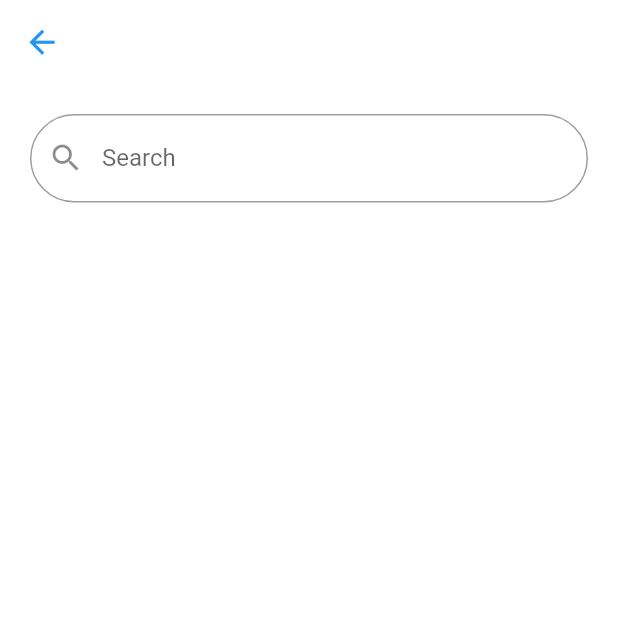
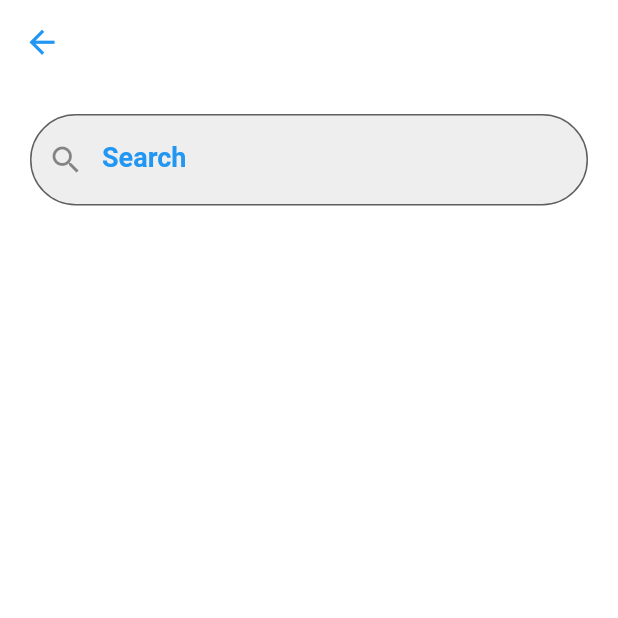
Before and after one commit to Marco-Nagy/New_News, a Flutter app: the screen it shows after launch, after a tap on the "search" icon, on a phone screen of 412 x 824 dp, the top half of it. Run offline on Flutter 3.47's test engine with Material 2 defaults, Android fonts, the phone set to English and light mode, and no system bars; our stand-ins replace dio, flutter_bloc, hexcolor, shared_preferences, webview_flutter; network calls fail.

Commit message:
Handling search_screen Colors

```diff
--- a/lib/components.dart
+++ b/lib/components.dart
@@ -18,7 +18,7 @@ Widget myNewsListView(List<dynamic> newsList) {
                 color: Theme.of(context).cardTheme.color,
               ),
               child: InkWell(
-                onTap: (){
+                onTap: () {
                   navigateTo(context, WebViewScreen(newsList[index]['url']));
                 },
                 child: Row(
@@ -30,8 +30,8 @@ Widget myNewsListView(List<dynamic> newsList) {
                           borderRadius: BorderRadius.circular(10),
                           color: Colors.grey.shade300,
                           image: DecorationImage(
-                            image:
-                                NetworkImage(newsList[index]['urlToImage'] ?? ""),
+                            image: NetworkImage(
+                                newsList[index]['urlToImage'] ?? ""),
                             fit: BoxFit.cover,
                           )),
                     ),
@@ -63,13 +63,17 @@ Widget myNewsListView(List<dynamic> newsList) {
                 ),
               ),
             );
-          }, separatorBuilder: (BuildContext context, int index)=>
-      Divider(height: 5,thickness:0.5 ,color: Colors.teal,),
+          },
+          separatorBuilder: (BuildContext context, int index) => Divider(
+            height: 5,
+            thickness: 0.5,
+            color: Colors.teal,
+          ),
         );
-
 }
 
-Widget defaultTextField({
+Widget defaultTextField(
+  BuildContext context, {
   required TextEditingController controller,
   TextInputType? type,
   TextInputAction inputAction = TextInputAction.next,
@@ -80,7 +84,7 @@ Widget defaultTextField({
   bool obscureText = false,
   GestureTapCallback? onTap,
   ValueChanged? onChange,
-  ValueChanged?onFieldSubmitted,
+  ValueChanged? onFieldSubmitted,
 }) =>
     TextFormField(
       onTap: onTap,
@@ -90,7 +94,10 @@ Widget defaultTextField({
       textInputAction: inputAction,
       decoration: InputDecoration(
         labelText: label,
-        border: OutlineInputBorder(
+        labelStyle: Theme.of(context).primaryTextTheme.subtitle1,
+        fillColor: Theme.of(context).primaryColor ,
+        filled: true,
+        border: OutlineInputBorder(borderSide: BorderSide(width: 20,color: Theme.of(context).primaryColor),
           borderRadius: BorderRadius.circular(50),
         ),
         prefixIcon: Icon(
@@ -98,12 +105,13 @@ Widget defaultTextField({
         ),
         suffixIcon: suffixIcon,
       ),
+      style: Theme.of(context).primaryTextTheme.subtitle1,
       validator: validator,
       onChanged: onChange,
       onFieldSubmitted: onFieldSubmitted,
     );
 
 void navigateTo(context, widget) => Navigator.push(
-    context,
-    MaterialPageRoute(
-        builder: (BuildContext context) =>widget),);
+      context,
+      MaterialPageRoute(builder: (BuildContext context) => widget),
+    );
--- a/lib/cubit/news_cubit.dart
+++ b/lib/cubit/news_cubit.dart
@@ -57,7 +57,7 @@ class NewsCubit extends Cubit<NewsStates> {
         'category': category,
         //a552a4a2da2c4805865c9a9c85056383
         //156ce3ce099b432dab6ae5abc6245fe6
-        'apiKey': "156ce3ce099b432dab6ae5abc6245fe6",
+        'apiKey': "a552a4a2da2c4805865c9a9c85056383",
       },
     );
     var newsList = response.data['articles'];
@@ -80,7 +80,7 @@ class NewsCubit extends Cubit<NewsStates> {
       'v2/everything',
       queryParameters: {
         'q': value,
-        'apiKey': "156ce3ce099b432dab6ae5abc6245fe6",
+        'apiKey': "a552a4a2da2c4805865c9a9c85056383",
       },
     );
     var searchList = response.data['articles'];
--- a/lib/main.dart
+++ b/lib/main.dart
@@ -64,7 +64,7 @@ class MyApp extends StatelessWidget {
               textTheme: TextTheme(
                 bodyText1: TextStyle(
                   fontSize: 18,
-                  fontWeight: FontWeight.w600,
+                  fontWeight: FontWeight.bold,
                   color: Colors.black,
                 ),
               ),
@@ -72,6 +72,14 @@ class MyApp extends StatelessWidget {
                 color: Colors.blue,
               ),
               primarySwatch: Colors.blue,
+              primaryColor: Colors.grey.shade200,
+              primaryTextTheme: TextTheme(
+                subtitle1: TextStyle(
+                  fontSize: 18,
+                  fontWeight: FontWeight.bold,
+                  color: Colors.blue,
+                ),
+              ),
             ),
             darkTheme: ThemeData(
               scaffoldBackgroundColor: HexColor('333739'),
@@ -97,8 +105,8 @@ class MyApp extends StatelessWidget {
                 type: BottomNavigationBarType.fixed,
                 elevation: 30.0,
                 backgroundColor: HexColor('333739'),
-                selectedItemColor: Colors.white,
-                unselectedItemColor: Colors.grey.shade500,
+                selectedItemColor: Colors.amber,
+                unselectedItemColor: Colors.white,
               ),
               textTheme: TextTheme(
                 bodyText1: TextStyle(
@@ -110,7 +118,15 @@ class MyApp extends StatelessWidget {
               cardTheme: CardTheme(
                 color: Colors.grey.shade600,
               ),
-              primarySwatch: Colors.blue,
+              primaryColor: Colors.grey.shade700,
+              primarySwatch: Colors.amber,
+              primaryTextTheme: TextTheme(
+                subtitle1: TextStyle(
+                  fontSize: 18,
+                  fontWeight: FontWeight.bold,
+                  color: Colors.amber,
+                ),
+              ),
             ),
             themeMode:AppCubit.get(context).themeMode,
             home: Directionality(
--- a/lib/modules/search_screen.dart
+++ b/lib/modules/search_screen.dart
@@ -21,7 +21,7 @@ class SearchScreen extends StatelessWidget {
             children: [
               Padding(
                 padding: const EdgeInsets.all(20.0),
-                child: defaultTextField(
+                child: defaultTextField(context,
                   controller: searchController,
                   type: TextInputType.text,
                   onChange: (value) {
```
